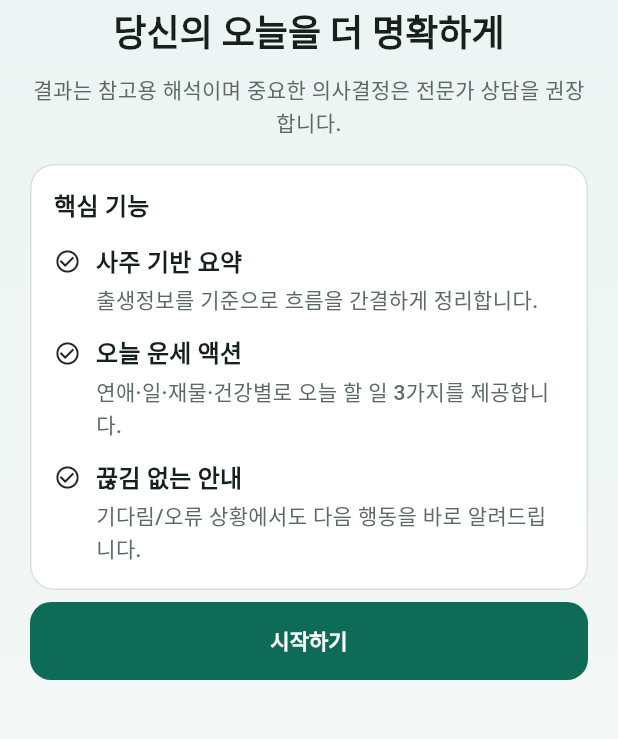
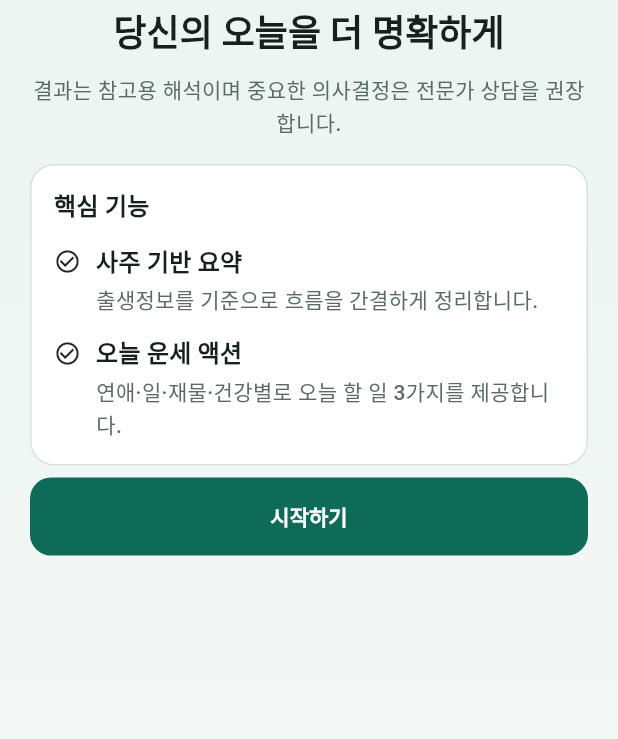
Before and after one commit to hooni-dev-0104/FortuneLog, a Flutter app: the screen it shows after launch, on a phone screen of 412 x 824 dp, the part 220-959 px from its top. Run offline on Flutter 3.47's test engine with Material 3 defaults, Android fonts, the phone set to English and light mode, and no system bars; our stand-ins replace flutter_svg, supabase_flutter; accounts and stored records are empty.

Commit message:
Remove onboarding bullet about loading/error guidance

```diff
--- a/apps/mobile/lib/features/onboarding/onboarding_page.dart
+++ b/apps/mobile/lib/features/onboarding/onboarding_page.dart
@@ -13,7 +13,6 @@ class OnboardingPage extends StatelessWidget {
     final bullets = const [
       ('사주 기반 요약', '출생정보를 기준으로 흐름을 간결하게 정리합니다.'),
       ('오늘 운세 액션', '연애·일·재물·건강별로 오늘 할 일 3가지를 제공합니다.'),
-      ('끊김 없는 안내', '기다림/오류 상황에서도 다음 행동을 바로 알려드립니다.'),
     ];
 
     return Scaffold(
```
